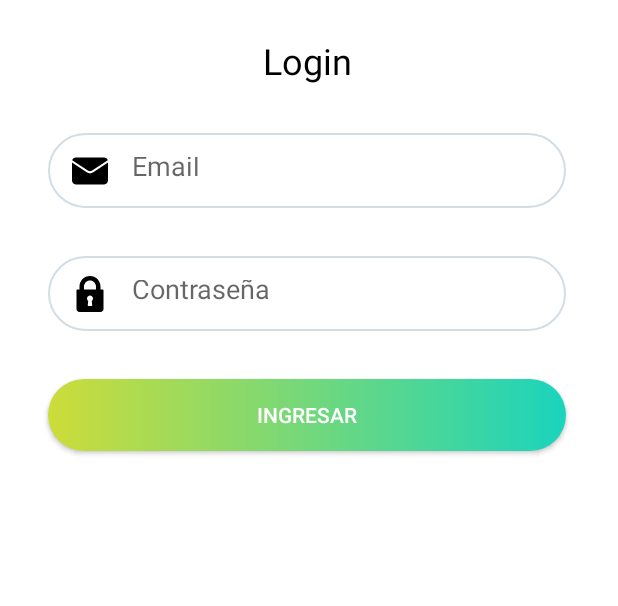
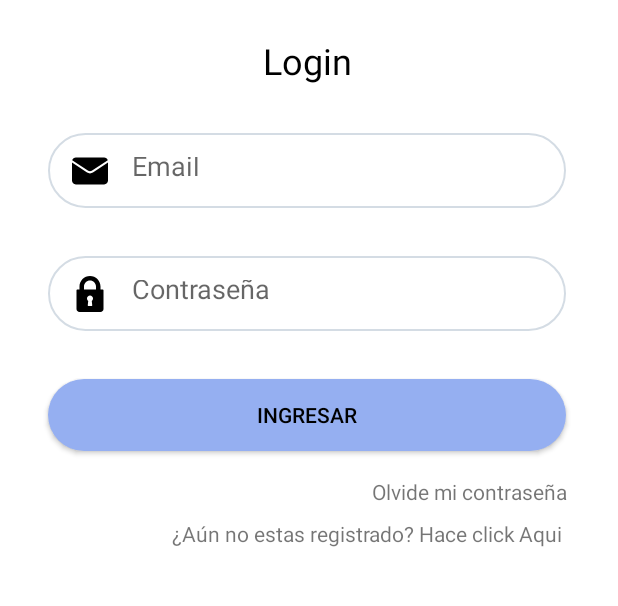
Before and after one commit to ezesalo/Formulario-Login, an Android app: the screen it shows after launch (AuthActivity), after a tap on "LOGIN", on a phone screen of 412 x 824 dp, the part 360-966 px from its top. Run offline under Robolectric (Android 15) with nearby library versions, the phone set to English and light mode, and no system bars; our stand-ins replace Firebase (no records; nobody signed in at launch, a user with empty details on screens opened directly).

Commit message:
ajuste colores y agregado de alert

```diff
--- a/app/src/main/res/drawable/ic_button.xml
+++ b/app/src/main/res/drawable/ic_button.xml
@@ -1,8 +1,8 @@
 <?xml version="1.0" encoding="utf-8"?>
 <shape xmlns:android="http://schemas.android.com/apk/res/android" android:shape="rectangle">
     <gradient
-        android:startColor="#CDDC39"
-        android:endColor="#ff1ad4bd"/>
+        android:startColor="#95AFF1"
+        android:endColor="#95AFF1"/>
 
     <corners android:radius= "50dp" />
 </shape>
--- a/app/src/main/res/layout/login_fragment.xml
+++ b/app/src/main/res/layout/login_fragment.xml
@@ -84,9 +84,44 @@
         android:background="@drawable/ic_button"
         android:hint="@string/login"
         android:text="@string/login"
-        android:textColor="@color/white"
+        android:textColor="@color/black"
         app:layout_constraintEnd_toEndOf="parent"
         app:layout_constraintStart_toStartOf="parent"
         app:layout_constraintTop_toBottomOf="@+id/passwordLognTxt" />
 
+    <TextView
+        android:id="@+id/recovery_password"
+        android:layout_width="wrap_content"
+        android:layout_height="wrap_content"
+        android:layout_marginStart="248dp"
+        android:layout_marginTop="8dp"
+        android:layout_marginEnd="32dp"
+        android:text="@string/recovery_password"
+        app:layout_constraintBottom_toTopOf="@+id/primer_text_registro"
+        app:layout_constraintEnd_toEndOf="parent"
+        app:layout_constraintStart_toStartOf="parent"
+        app:layout_constraintTop_toBottomOf="@+id/loginButton" />
+
+    <TextView
+        android:id="@+id/primer_text_registro"
+        android:layout_width="wrap_content"
+        android:layout_height="wrap_content"
+        android:layout_marginStart="112dp"
+        android:layout_marginBottom="180dp"
+        android:text="@string/primer_text_registro"
+        app:layout_constraintBottom_toBottomOf="parent"
+        app:layout_constraintEnd_toStartOf="@+id/segundo_text_registro"
+        app:layout_constraintStart_toStartOf="parent" />
+
+    <TextView
+        android:id="@+id/segundo_text_registro"
+        android:layout_width="wrap_content"
+        android:layout_height="wrap_content"
+        android:layout_marginEnd="32dp"
+        android:layout_marginBottom="180dp"
+        android:text="@string/segundo_text_registro"
+        app:layout_constraintBottom_toBottomOf="parent"
+        app:layout_constraintEnd_toEndOf="parent"
+        app:layout_constraintStart_toEndOf="@+id/primer_text_registro" />
+
 </androidx.constraintlayout.widget.ConstraintLayout>
--- a/app/src/main/res/layout/registro_fragment.xml
+++ b/app/src/main/res/layout/registro_fragment.xml
@@ -144,7 +144,7 @@
         android:background="@drawable/ic_button"
         android:hint="@string/registro"
         android:text="@string/registro"
-        android:textColor="@color/white"
+        android:textColor="@color/black"
         app:layout_constraintEnd_toEndOf="parent"
         app:layout_constraintStart_toStartOf="parent"
         app:layout_constraintTop_toBottomOf="@+id/passwordRegistroTxt" />
--- a/app/src/main/res/values/strings.xml
+++ b/app/src/main/res/values/strings.xml
@@ -9,4 +9,7 @@
     <string name="nombre">Nombre</string>
     <string name="apellido">Apellido</string>
     <string name="userName">Nombre de usuario</string>
+    <string name="recovery_password">Olvide mi contraseña</string>
+    <string name="primer_text_registro">¿Aún no estas registrado? Hace click</string>
+    <string name="segundo_text_registro">Aqui</string>
 </resources>
```
Also changed, not shown: app/src/main/java/com/ejercicios/formulariologin/fragments/LoginFragment.kt (+15 -10 lines), app/src/main/java/com/ejercicios/formulariologin/fragments/RegistroFragment.kt (+9 -9 lines).
